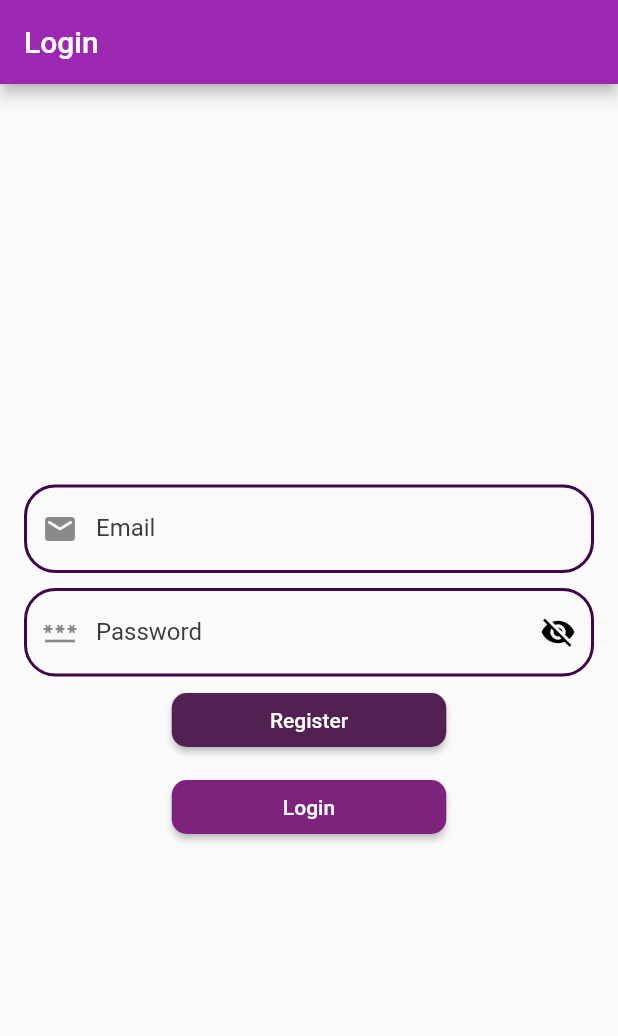
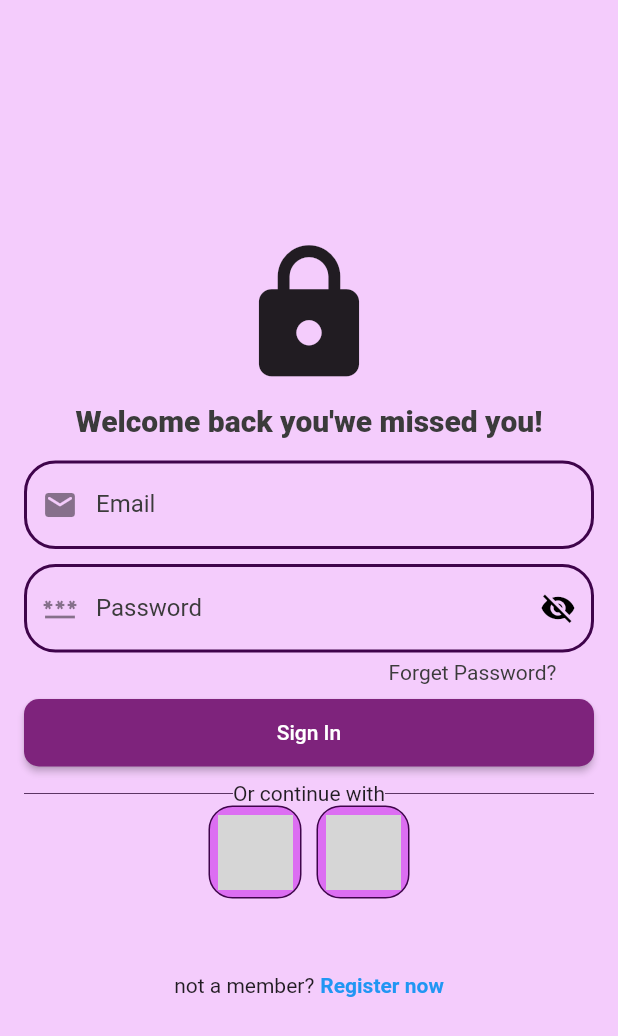
Before and after one commit to eduardogabrielz/Crud_Studants_Flutter, a Flutter app: the screen it shows after launch, on a phone screen of 412 x 824 dp. Shown: the top 1036 px of the screen. Run offline on Flutter 3.47's test engine with Material 2 defaults, Android fonts, the phone set to English and light mode, and no system bars; our stand-ins replace drift; accounts and stored records are empty; generated files the repository leaves out were written again; network calls fail; grey boxes are pictures that could not be loaded.

Commit message:
designer loginScreen V2

```diff
--- a/crud/lib/colorPallete/palette.dart
+++ b/crud/lib/colorPallete/palette.dart
@@ -6,4 +6,6 @@ class ColorPalette {
   static const Color textColor = Color(0xFF3B3B3B);
   static const Color borderColorInput = Color(0xFF3F044B);
   static const Color borderColorInputActivate = Color(0xFF290231);
+  static const Color backgroundColor = Color(0x37CC12F1);
+  static const Color iconBackgroundColor = Color(0x75C000E6);
 }
--- a/crud/lib/mainApp/loginScreen.dart
+++ b/crud/lib/mainApp/loginScreen.dart
@@ -1,3 +1,5 @@
+import 'package:crud/mainApp/square_tile.dart';
+
 import '/appDatabase/drift.dart';
 import 'main.dart';
 import 'package:crud/acceptance/validate.dart';
@@ -240,15 +242,24 @@ class LoginScreenState extends State<LoginScreen> {
   @override
   Widget build(BuildContext context) {
     return Scaffold(
-      appBar: AppBar(
-        title: const Text('Login'),
-      ),
+      backgroundColor: ColorPalette.backgroundColor,
       body: Center(
         child: Padding(
           padding: const EdgeInsets.all(16.0),
           child: Column(
             mainAxisAlignment: MainAxisAlignment.center,
             children: [
+              const Icon(
+                Icons.lock,
+                size: 100,
+              ),
+              const SizedBox(height: 10),
+              const Text('Welcome back you\'we missed you!',
+                  style: TextStyle(
+                      color: ColorPalette.textColor,
+                      fontWeight: FontWeight.w900,
+                      fontSize: 20)),
+              const SizedBox(height: 10),
               Padding(
                 padding: const EdgeInsets.symmetric(vertical: 5),
                 child: TextField(
@@ -305,31 +316,25 @@ class LoginScreenState extends State<LoginScreen> {
                   inputFormatters: [LengthLimitingTextInputFormatter(10)],
                 ),
               ),
+              const Padding(
+                padding: EdgeInsets.symmetric(horizontal: 25.0),
+                child: Row(
+                  mainAxisAlignment: MainAxisAlignment.end,
+                  children: [
+                    Text(
+                      'Forget Password?',
+                      style: TextStyle(color: ColorPalette.textColor),
+                    )
+                  ],
+                ),
+              ),
+              const SizedBox(height: 10),
               Column(
                 mainAxisAlignment: MainAxisAlignment.center,
                 children: [
                   SizedBox(
-                    width: 183,
-                    child: ElevatedButton(
-                      onPressed: () {
-                        registerCollege();
-                      },
-                      style: ButtonStyle(
-                        backgroundColor:
-                            MaterialStateProperty.all(const Color(0xFF522151)),
-                        shape:
-                            MaterialStateProperty.all<RoundedRectangleBorder>(
-                          RoundedRectangleBorder(
-                            borderRadius: BorderRadius.circular(10),
-                          ),
-                        ),
-                      ),
-                      child: const Text('Register'),
-                    ),
-                  ),
-                  const SizedBox(height: 10),
-                  SizedBox(
-                    width: 183,
+                    width: 400,
+                    height: 45,
                     child: ElevatedButton(
                       onPressed: () async {
                         ValidationStatus isPersonFound =
@@ -375,9 +380,79 @@ class LoginScreenState extends State<LoginScreen> {
                           ),
                         ),
                       ),
-                      child: const Text('Login'),
+                      child: const Text('Sign In'),
                     ),
+                  ),
+                  const SizedBox(height: 10),
+                  const Row(
+                    children: [
+                      Expanded(
+                          child: Divider(
+                              thickness: 0.5,
+                              color: ColorPalette.borderColorInputActivate)),
+                      Text('Or continue with'),
+                      Expanded(
+                          child: Divider(
+                              thickness: 0.5,
+                              color: ColorPalette.borderColorInputActivate))
+                    ],
+                  ),
+                  const Row(
+                    mainAxisAlignment: MainAxisAlignment.center,
+                    children: [
+                      SquareTile(
+                          imagePath:
+                              'https://cdn-icons-png.flaticon.com/512/2875/2875331.png'),
+                      SizedBox(width: 10),
+                      SquareTile(
+                          imagePath:
+                              'https://cdn-icons-png.flaticon.com/512/0/747.png')
+                    ],
+                  ),
+                  const SizedBox(height: 50),
+                  Row(
+                    mainAxisAlignment: MainAxisAlignment.center,
+                    children: [
+                      GestureDetector(
+                        onTap: registerCollege,
+                        child: const Row(
+                          mainAxisAlignment: MainAxisAlignment.center,
+                          children: [
+                            Text('not a member?'),
+                            SizedBox(width: 4),
+                            Text(
+                              'Register now',
+                              style: TextStyle(
+                                color: Colors.blue,
+                                fontWeight: FontWeight.bold,
+                              ),
+                            )
+                          ],
+                        ),
+                      )
+                    ],
                   )
+                  /*
+                  SizedBox(
+                    width: 400,
+                    height: 45,
+                    child: ElevatedButton(
+                      onPressed: () {
+                        registerCollege();
+                      },
+                      style: ButtonStyle(
+                        backgroundColor:
+                            MaterialStateProperty.all(const Color(0xFF522151)),
+                        shape:
+                            MaterialStateProperty.all<RoundedRectangleBorder>(
+                          RoundedRectangleBorder(
+                            borderRadius: BorderRadius.circular(10),
+                          ),
+                        ),
+                      ),
+                      child: const Text('Register'),
+                    ),
+                  ),*/
                 ],
               ),
             ],
--- /dev/null
+++ b/crud/lib/mainApp/square_tile.dart
@@ -0,0 +1,24 @@
+import 'package:crud/colorPallete/palette.dart';
+import 'package:flutter/material.dart';
+
+class SquareTile extends StatelessWidget {
+  final String imagePath;
+  const SquareTile({super.key, required this.imagePath});
+
+  @override
+  Widget build(BuildContext context) {
+    return Container(
+      padding: const EdgeInsets.all(5),
+      decoration: BoxDecoration(
+          border: Border.all(color: ColorPalette.borderColorInput),
+          borderRadius: BorderRadius.circular(16),
+          color: ColorPalette.iconBackgroundColor),
+      child: Image.network(
+        imagePath,
+        width: 50,
+        height: 50,
+        fit: BoxFit.contain,
+      ),
+    );
+  }
+}
--- a/crud/pubspec.yaml
+++ b/crud/pubspec.yaml
@@ -27,8 +27,10 @@ environment:
 # dependencies can be manually updated by changing the version numbers below to
 # the latest version available on pub.dev. To see which dependencies have newer
 # versions available, run `flutter pub outdated`.
+
 dependencies:
   flutter:
+
     sdk: flutter
   drift: ^2.12.1
 
@@ -41,6 +43,7 @@ dev_dependencies:
     sdk: flutter
   build_runner: ^2.4.6
   drift_dev: ^2.12.1
+
 
   # The "flutter_lints" package below contains a set of recommended lints to
   # encourage good coding practices. The lint set provided by the package is
```
